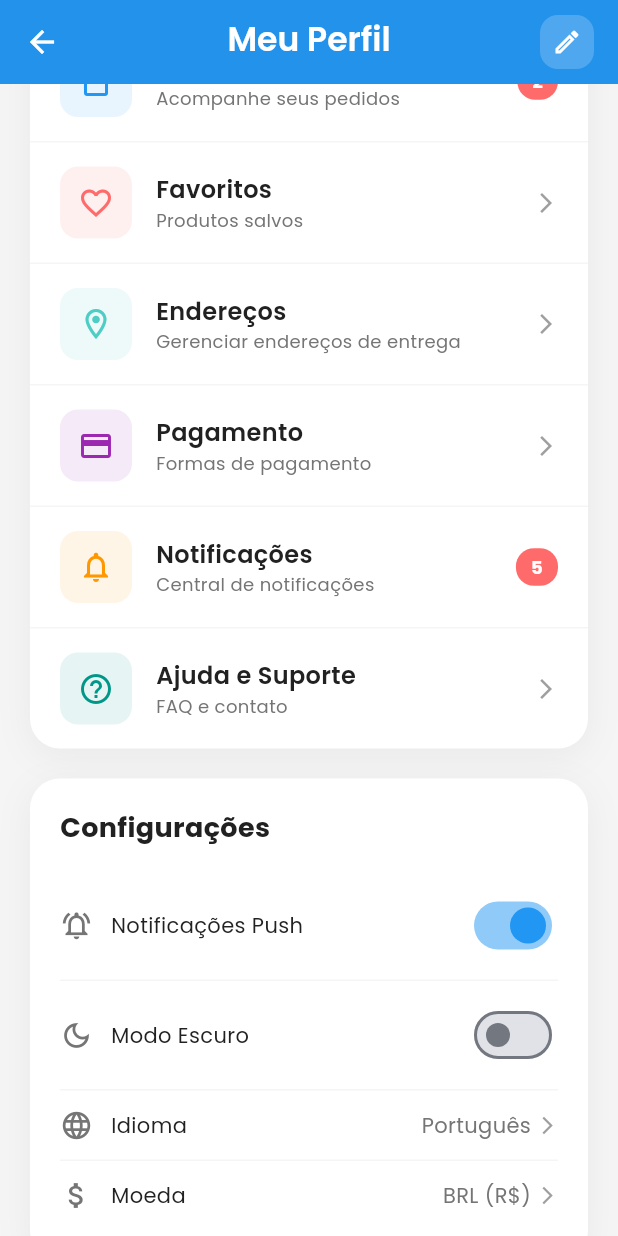
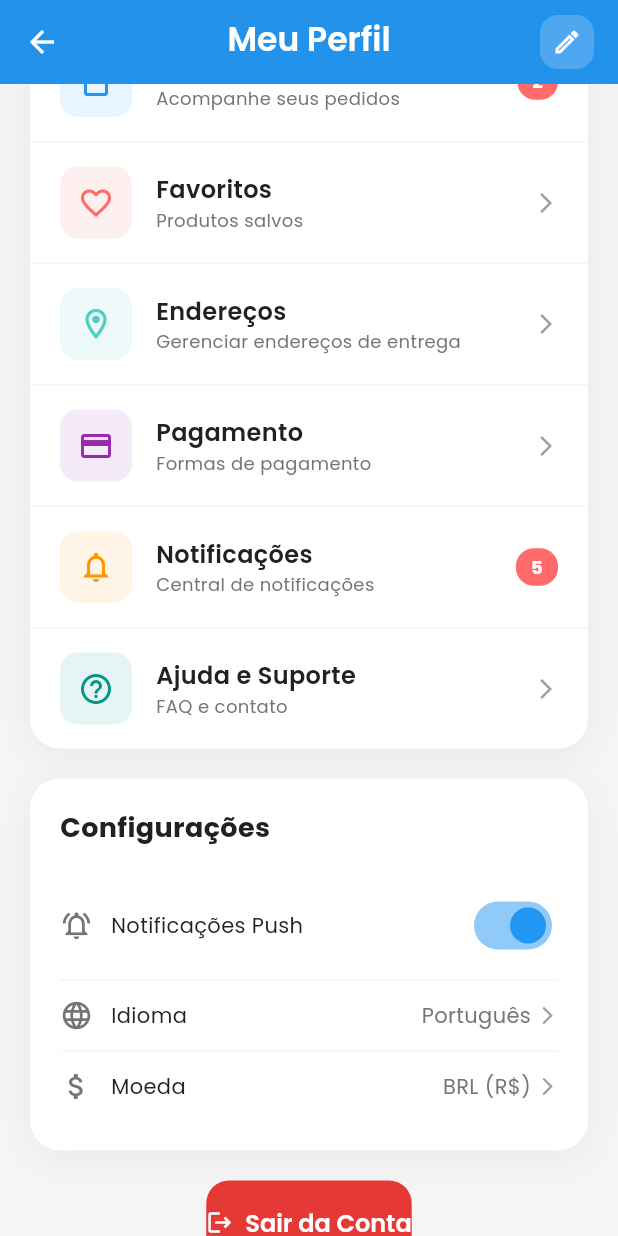
Before and after one commit to GOA03/DevShop, a Flutter app: the ProfileScreen screen opened directly, scrolled down 576 dp, on a phone screen of 412 x 824 dp. Run offline on Flutter 3.47's test engine with Material 3 defaults, Android fonts, the phone set to English and light mode, and no system bars; our stand-ins replace get, google_fonts; network calls fail.

```diff
--- a/lib/controllers/product_controller.dart
+++ b/lib/controllers/product_controller.dart
@@ -19,7 +19,7 @@ class ProductController extends GetxController {
 
   void _loadProducts() {
     // No futuro isso pode vir de uma API. Por agora vou usar os dados mockados
-    final mockData = mockProducts; // Supondo que mockProducts exista
+    final mockData = mockProducts;
     _allProducts.assignAll(mockData);
     filteredProducts.assignAll(_allProducts);
     favoriteProducts.assignAll(_allProducts.where((p) => p.isFavorite.value));
@@ -28,20 +28,18 @@ class ProductController extends GetxController {
   void toggleFavorite(Product product) {
     product.isFavorite.toggle();
 
-    // Atualiza a lista de favoritos
     if (product.isFavorite.value) {
       favoriteProducts.add(product);
     } else {
       favoriteProducts.removeWhere((p) => p.id == product.id);
     }
 
-    // Garante que o produto na lista principal também seja atualizado
     int index = _allProducts.indexWhere((p) => p.id == product.id);
     if (index != -1) {
       _allProducts[index] = product;
     }
 
-    // Opcional: `update()` força a atualização de widgets `GetBuilder`, se você os usar update();
+    // Opcional para talvez no futuro atualizar a lista de produtos favoritos: `update()` força a atualização de widgets `GetBuilder`, se usar update();
   }
 
   void search(String query) {
--- a/lib/main.dart
+++ b/lib/main.dart
@@ -1,7 +1,7 @@
 import 'package:flutter/material.dart';
 import 'package:google_fonts/google_fonts.dart';
 import 'core/constants/colors.dart';
-import 'views/splash/splash_screen.dart'; // ✅ Import da SplashScreen
+import 'views/splash/splash_screen.dart';
 
 void main() {
   runApp(const MyApp());
@@ -20,7 +20,6 @@ class MyApp extends StatelessWidget {
         useMaterial3: true,
         textTheme: GoogleFonts.poppinsTextTheme(),
 
-        // ✅ Configurações extras para melhor integração
         appBarTheme: AppBarTheme(
           backgroundColor: AppColors.primary,
           foregroundColor: Colors.white,
@@ -79,7 +78,7 @@ class MyApp extends StatelessWidget {
           ),
         ),
       ),
-      home: const SplashScreen(), // ✅ Iniciar com SplashScreen
+      home: const SplashScreen(),
     );
   }
 }
--- a/lib/views/auth/login_screen.dart
+++ b/lib/views/auth/login_screen.dart
@@ -73,7 +73,6 @@ class _LoginScreenState extends State<LoginScreen> with SingleTickerProviderStat
       });
 
       if (_emailController.text == 'admin@gmail.com' && _passwordController.text == '123456') {
-        // Mostra mensagem de sucesso
         if (!mounted) return;
         ScaffoldMessenger.of(context).showSnackBar(
           SnackBar(
--- a/lib/views/home/home_screen.dart
+++ b/lib/views/home/home_screen.dart
@@ -517,7 +517,6 @@ class _HomeScreenState extends State<HomeScreen>
         const SizedBox(height: 15),
         SizedBox(
           height: 280,
-          // Obx observa a lista de produtos do controller e reconstrói a lista na tela sempre que ela for alterada.
           child: Obx(
             () => ListView.builder(
               scrollDirection: Axis.horizontal,
@@ -554,7 +553,6 @@ class _HomeScreenState extends State<HomeScreen>
                         Stack(
                           children: [
                             ClipRRect(
-                              // Adicionado para cortar a imagem com as bordas arredondadas
                               borderRadius: const BorderRadius.vertical(
                                 top: Radius.circular(20),
                               ),
@@ -866,7 +864,6 @@ class _HomeScreenState extends State<HomeScreen>
         onTap: (index) {
           switch (index) {
             case 0:
-              // Já está na home
               break;
             case 1:
               Navigator.push(
--- a/lib/views/products/product_detail_screen.dart
+++ b/lib/views/products/product_detail_screen.dart
@@ -20,7 +20,6 @@ class _ProductDetailScreenState extends State<ProductDetailScreen>
   late Animation<Offset> _slideAnimation;
   late Animation<double> _scaleAnimation;
 
-  // <-- CORREÇÃO: Controller declarado como 'late final'
   late final ProductController productController;
 
   int quantity = 1;
@@ -176,13 +175,11 @@ class _ProductDetailScreenState extends State<ProductDetailScreen>
         style: const TextStyle(fontWeight: FontWeight.bold, fontSize: 18),
       ),
       actions: [
-        // <-- CORREÇÃO: O IconButton agora está dentro de um Obx para ser reativo
         Obx(
               () => IconButton(
             onPressed: _toggleFavorite,
             icon: AnimatedSwitcher(
               duration: const Duration(milliseconds: 300),
-              // <-- CORREÇÃO: Lendo o status direto do produto
               child: Icon(
                 widget.product.isFavorite.value
                     ? Icons.favorite
--- a/lib/views/products/products_list_screen.dart
+++ b/lib/views/products/products_list_screen.dart
@@ -145,7 +145,6 @@ class _ProductsListScreenState extends State<ProductsListScreen>
         return matchesSearch && matchesCategory;
       }).toList();
 
-      // Aplicar ordenação
       switch (_selectedSort) {
         case 'Menor Preço':
           _filteredProducts.sort((a, b) => a.price.compareTo(b.price));
--- a/lib/views/profile/profile_screen.dart
+++ b/lib/views/profile/profile_screen.dart
@@ -89,7 +89,7 @@ class _ProfileScreenState extends State<ProfileScreen> with SingleTickerProvider
       pinned: true,
       backgroundColor: AppColors.primary,
       flexibleSpace: FlexibleSpaceBar(
-        centerTitle: true, // centraliza mesmo em collapse
+        centerTitle: true,
         title: Text(
           'Meu Perfil',
           style: GoogleFonts.poppins(
@@ -164,10 +164,9 @@ class _ProfileScreenState extends State<ProfileScreen> with SingleTickerProvider
   return FadeTransition(
     opacity: _fadeAnimation,
     child: Container(
-      margin: const EdgeInsets.only(top: 16), // margem top adicionada
+      margin: const EdgeInsets.only(top: 16),
       child: Column(
         children: [
-          // Avatar
           Container(
             width: 120,
             height: 120,
@@ -202,7 +201,6 @@ class _ProfileScreenState extends State<ProfileScreen> with SingleTickerProvider
             ),
           ),
           const SizedBox(height: 16),
-          // Nome
           Text(
             userName,
             style: GoogleFonts.poppins(
@@ -212,7 +210,6 @@ class _ProfileScreenState extends State<ProfileScreen> with SingleTickerProvider
             ),
           ),
           const SizedBox(height: 4),
-          // Email
           Text(
             userEmail,
             style: GoogleFonts.poppins(
@@ -221,7 +218,6 @@ class _ProfileScreenState extends State<ProfileScreen> with SingleTickerProvider
             ),
           ),
           const SizedBox(height: 4),
-          // Membro desde
           Container(
             padding: const EdgeInsets.symmetric(horizontal: 12, vertical: 6),
             decoration: BoxDecoration(
@@ -554,12 +550,12 @@ class _ProfileScreenState extends State<ProfileScreen> with SingleTickerProvider
               isSwitch: true,
               value: true,
             ),
-            _buildSettingItem(
+            /*_buildSettingItem( TODO: implementar modo escuro
               title: 'Modo Escuro',
               icon: Icons.dark_mode_outlined,
               isSwitch: true,
               value: false,
-            ),
+            ),*/
             _buildSettingItem(
               title: 'Idioma',
               icon: Icons.language_outlined,
```
Also changed, not shown: lib/core/utils/validators.dart (+0 -7 lines), lib/views/favorites/favorites_screen.dart (+1 -7 lines), lib/widgets/product_card.dart (+1 -15 lines).
